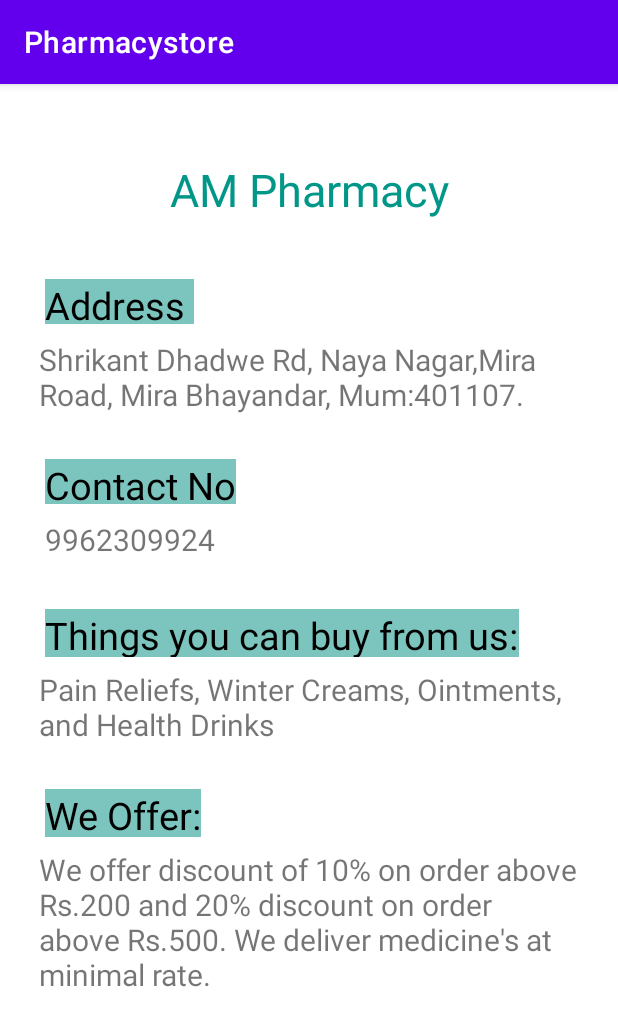
After one commit to MadyaAnsari/Pharmacystore, an Android app: the designBrochure screen opened directly, with no data from a screen before it, on a phone screen of 412 x 824 dp. The commit adds this screen. Shown: the top 1026 px of the screen. Run offline under Robolectric (Android 15) with nearby library versions, the phone set to English and light mode, and no system bars.

Commit message:
sixth commit

```diff
--- a/app/src/main/AndroidManifest.xml
+++ b/app/src/main/AndroidManifest.xml
@@ -2,6 +2,8 @@
 <manifest xmlns:android="http://schemas.android.com/apk/res/android"
     package="com.example.pharmacystore">
 
+    <uses-permission android:name="android.permission.WRITE_EXTERNAL_STORAGE" />
+    <uses-permission android:name="android.permission.READ_EXTERNAL_STORAGE" />
     <uses-permission android:name="android.permission.INTERNET" />
     <uses-permission android:name="android.permission.ACCESS_FINE_LOCATION" />
     <uses-permission android:name="android.permission.ACCESS_COARSE_LOCATION" />
@@ -13,7 +15,9 @@
         android:roundIcon="@mipmap/ic_launcher_round"
         android:supportsRtl="true"
         android:theme="@style/Theme.Pharmacystore">
-        <activity android:name=".Totalorder"></activity>
+        <activity android:name=".designBrochure"></activity>
+        <activity android:name=".Brochure" />
+        <activity android:name=".Totalorder" />
         <activity android:name=".Cart" />
         <activity android:name=".Painrelief" />
         <activity android:name=".Account" />
--- /dev/null
+++ b/app/src/main/java/com/example/pharmacystore/designBrochure.java
@@ -0,0 +1,14 @@
+package com.example.pharmacystore;
+
+import androidx.appcompat.app.AppCompatActivity;
+
+import android.os.Bundle;
+
+public class designBrochure extends AppCompatActivity {
+
+    @Override
+    protected void onCreate(Bundle savedInstanceState) {
+        super.onCreate(savedInstanceState);
+        setContentView(R.layout.activity_design_brochure);
+    }
+}
--- /dev/null
+++ b/app/src/main/res/layout/activity_design_brochure.xml
@@ -0,0 +1,124 @@
+<?xml version="1.0" encoding="utf-8"?>
+<androidx.constraintlayout.widget.ConstraintLayout xmlns:android="http://schemas.android.com/apk/res/android"
+    xmlns:app="http://schemas.android.com/apk/res-auto"
+    xmlns:tools="http://schemas.android.com/tools"
+    android:layout_width="match_parent"
+    android:layout_height="match_parent"
+    tools:context=".designBrochure">
+
+    <TextView
+        android:id="@+id/textView31"
+        android:layout_width="wrap_content"
+        android:layout_height="50dp"
+        android:layout_marginStart="100dp"
+        android:layout_marginTop="50dp"
+        android:layout_marginEnd="100dp"
+        android:text="AM Pharmacy"
+        android:textColor="#009688"
+        android:textSize="30sp"
+        app:layout_constraintEnd_toEndOf="parent"
+        app:layout_constraintStart_toStartOf="parent"
+        app:layout_constraintTop_toTopOf="parent" />
+
+    <TextView
+        android:id="@+id/textView32"
+        android:layout_width="wrap_content"
+        android:layout_height="30dp"
+        android:layout_marginStart="30dp"
+        android:layout_marginTop="130dp"
+        android:background="#7CC5BE"
+        android:text="Address "
+        android:textColor="@color/black"
+        android:textSize="25sp"
+        app:layout_constraintStart_toStartOf="parent"
+        app:layout_constraintTop_toTopOf="parent" />
+
+    <TextView
+        android:id="@+id/textView33"
+        android:layout_width="360dp"
+        android:layout_height="50dp"
+        android:layout_marginStart="30dp"
+        android:layout_marginTop="170dp"
+        android:layout_marginEnd="30dp"
+        android:text="Shrikant Dhadwe Rd, Naya Nagar,Mira Road, Mira Bhayandar, Mum:401107."
+        android:textSize="20sp"
+        app:layout_constraintEnd_toEndOf="parent"
+        app:layout_constraintStart_toStartOf="parent"
+        app:layout_constraintTop_toTopOf="parent" />
+
+    <TextView
+        android:id="@+id/textView34"
+        android:layout_width="wrap_content"
+        android:layout_height="30dp"
+        android:layout_marginStart="30dp"
+        android:layout_marginTop="250dp"
+        android:background="#7CC5BE"
+        android:text="Contact No"
+        android:textColor="@color/black"
+        android:textSize="25sp"
+        app:layout_constraintStart_toStartOf="parent"
+        app:layout_constraintTop_toTopOf="parent" />
+
+    <TextView
+        android:id="@+id/textView35"
+        android:layout_width="wrap_content"
+        android:layout_height="wrap_content"
+        android:layout_marginStart="30dp"
+        android:layout_marginTop="290dp"
+        android:text="9962309924"
+        android:textSize="20sp"
+        app:layout_constraintStart_toStartOf="parent"
+        app:layout_constraintTop_toTopOf="parent" />
+
+    <TextView
+        android:id="@+id/textView37"
+        android:layout_width="wrap_content"
+        android:layout_height="32dp"
+        android:layout_marginStart="30dp"
+        android:layout_marginTop="350dp"
+        android:background="#7CC5BE"
+        android:text="Things you can buy from us:"
+        android:textColor="@color/black"
+        android:textSize="25sp"
+        app:layout_constraintStart_toStartOf="parent"
+        app:layout_constraintTop_toTopOf="parent" />
+
+    <TextView
+        android:id="@+id/textView38"
+        android:layout_width="360dp"
+        android:layout_height="50dp"
+        android:layout_marginStart="30dp"
+        android:layout_marginTop="390dp"
+        android:layout_marginEnd="30dp"
+        android:text="Pain Reliefs, Winter Creams, Ointments, and Health Drinks"
+        android:textSize="20sp"
+        app:layout_constraintEnd_toEndOf="parent"
+        app:layout_constraintStart_toStartOf="parent"
+        app:layout_constraintTop_toTopOf="parent" />
+
+    <TextView
+        android:id="@+id/textView39"
+        android:layout_width="wrap_content"
+        android:layout_height="32dp"
+        android:layout_marginStart="30dp"
+        android:layout_marginTop="470dp"
+        android:background="#7CC5BE"
+        android:text="We Offer:"
+        android:textColor="@color/black"
+        android:textSize="25sp"
+        app:layout_constraintStart_toStartOf="parent"
+        app:layout_constraintTop_toTopOf="parent" />
+
+    <TextView
+        android:id="@+id/textView40"
+        android:layout_width="360dp"
+        android:layout_height="100dp"
+        android:layout_marginStart="30dp"
+        android:layout_marginTop="510dp"
+        android:layout_marginEnd="30dp"
+        android:text="We offer discount of 10% on order above Rs.200 and 20% discount on order above Rs.500. We deliver medicine's at minimal rate."
+        android:textSize="20sp"
+        app:layout_constraintEnd_toEndOf="parent"
+        app:layout_constraintStart_toStartOf="parent"
+        app:layout_constraintTop_toTopOf="parent" />
+</androidx.constraintlayout.widget.ConstraintLayout>
--- a/app/src/main/res/layout/activity_home.xml
+++ b/app/src/main/res/layout/activity_home.xml
@@ -21,7 +21,7 @@
         android:layout_height="40dp"
         android:layout_marginStart="30dp"
         android:layout_marginTop="15dp"
-        android:text="Hello Madya"
+        android:text="Hello Asma"
         android:textColor="@color/white"
         android:textSize="30sp"
         app:layout_constraintStart_toStartOf="parent"
@@ -241,7 +241,7 @@
         app:srcCompat="@drawable/calculate" />
 
     <ImageView
-        android:id="@+id/imageView3"
+        android:id="@+id/brochureview"
         android:layout_width="48dp"
         android:layout_height="39dp"
         android:layout_marginStart="260dp"
```
Also changed, not shown: app/src/main/java/com/example/pharmacystore/Brochure.java (added, +70 -0 lines), app/src/main/java/com/example/pharmacystore/Home.java (+15 -1 lines), app/src/main/res/layout/activity_brochure.xml (added, +33 -0 lines), 1 other file.
